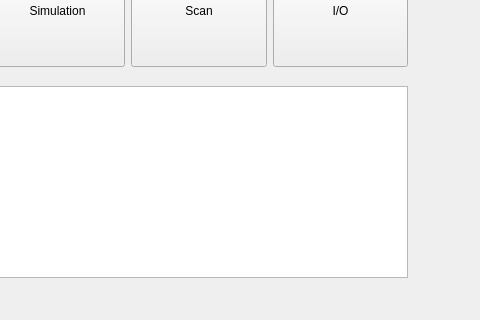
Old version of the form ui files/genesis.ui in the repository aerosadegh/radtrack; both pictures show x 363 to 843 and y 224 to 544 of the 843 by 544 pixel window.
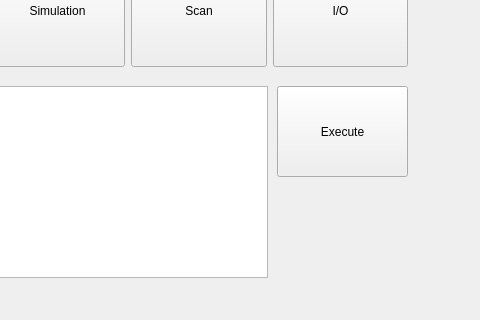
New version of the form.

Commit message:
genesis ui additions removed old ui
made changes to genesis related ui files and integrating them with
rbgenesis2, deleted rbgenesis

What changed in the file:
```diff
--- a/ui files/genesis.ui
+++ b/ui files/genesis.ui
@@ -163,14 +163,24 @@
     <rect>
      <x>70</x>
      <y>310</y>
-     <width>701</width>
+     <width>561</width>
      <height>192</height>
     </rect>
    </property>
   </widget>
-  <zorder>gridLayoutWidget</zorder>
-  <zorder>mesh</zorder>
-  <zorder>graphicsView</zorder>
+  <widget class="QPushButton" name="cute">
+   <property name="geometry">
+    <rect>
+     <x>640</x>
+     <y>310</y>
+     <width>131</width>
+     <height>91</height>
+    </rect>
+   </property>
+   <property name="text">
+    <string>Execute</string>
+   </property>
+  </widget>
  </widget>
  <resources/>
  <connections/>
```
The commit also changes 51 other files.
